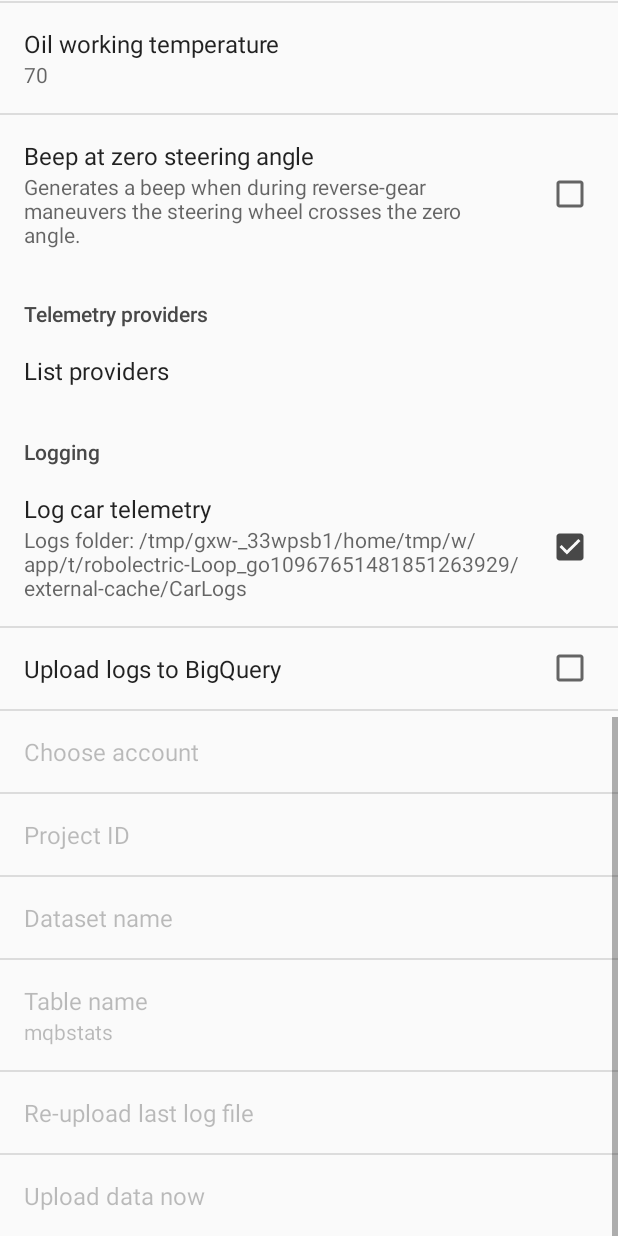
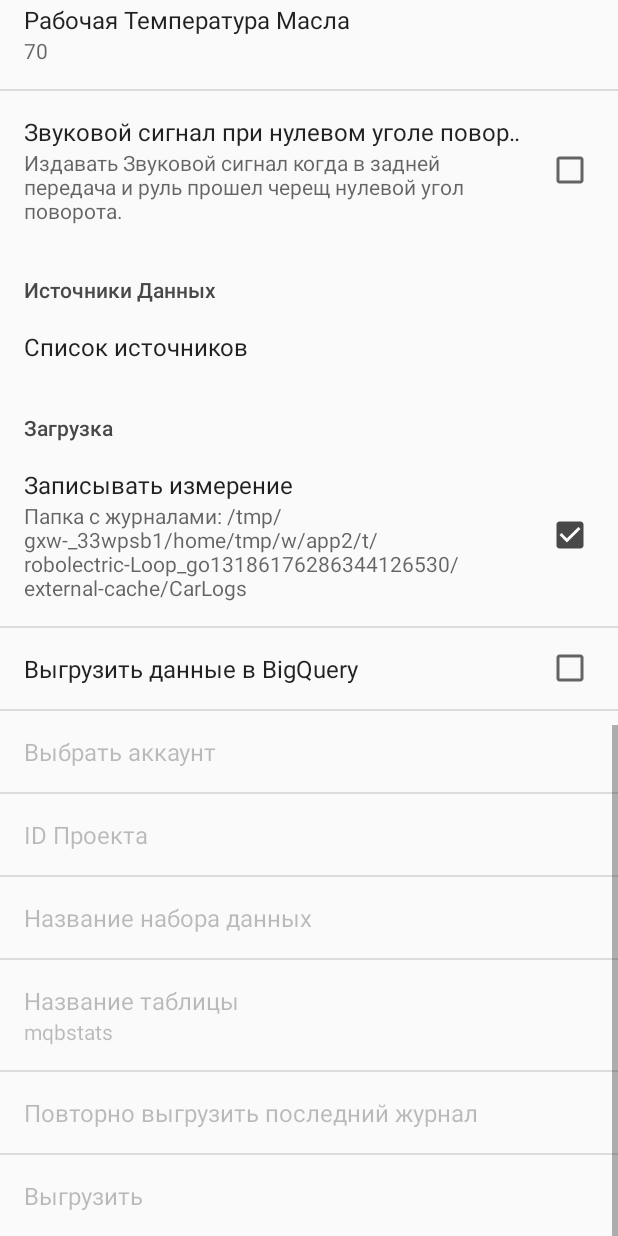
Before and after one commit to jilleb/mqb-pm, an Android app: the fragment SettingsFragment shown on its own in the app's theme, scrolled down 1153 dp, on a phone screen of 412 x 824 dp. Run offline under Robolectric (Android 15) with nearby library versions, the phone set to English and light mode, and no system bars; libraries missing offline, so code that uses them is left out: com.github.martoreto.aauto.

Commit message:
Russian Translation

```diff
--- a/app/src/main/res/values/strings.xml
+++ b/app/src/main/res/values/strings.xml
@@ -15,70 +15,70 @@
     <string name="no_decimals">%.0f</string>
 
     <string name="psi">psi</string>
-    <string name="bar">bar</string>
+    <string name="bar">бар</string>
     <string name="zeroVolt">0,0V</string>
     <string name="zeroCelcius">0,0°</string>
-    <string name="kmh">kmh</string>
-    <string name="rpm">RPM</string>
+    <string name="kmh">км/ч</string>
+    <string name="rpm">об. мин</string>
     <string name="nm">Nm</string>
     <string name="kw">KW</string>
 
 
     <string name="activity_settings_title">Performance Monitor Settings</string>
 
-    <string name="pref_appearance">Appearance</string>
-    <string name="pref_highvis">High visibility dials</string>
-    <string name="pref_theme">Theme</string>
-    <string name="pref_highlow">Highest/lowest values</string>
-    <string name="pref_accbrakeindicator">Acceleration/brake indicator</string>
+    <string name="pref_appearance">Оформление</string>
+    <string name="pref_highvis">Высококонтрастные приборы</string>
+    <string name="pref_theme">Тема</string>
+    <string name="pref_highlow">Высокое/низкое знаечени</string>
+    <string name="pref_accbrakeindicator">Индикатор ускарения/торможения</string>
 
-    <string name="pref_choose_account_title">Choose account</string>
-    <string name="pref_upload_to_bigquery_title">Upload logs to BigQuery</string>
-    <string name="pref_bigquery_project_id_title">Project ID</string>
-    <string name="pref_bigquery_dataset_title">Dataset name</string>
-    <string name="pref_bigquery_table_title">Table name</string>
+    <string name="pref_choose_account_title">Выбрать аккаунт</string>
+    <string name="pref_upload_to_bigquery_title">Выгрузить данные в BigQuery</string>
+    <string name="pref_bigquery_project_id_title">ID Проекта</string>
+    <string name="pref_bigquery_dataset_title">Название набора данных</string>
+    <string name="pref_bigquery_table_title">Название таблицы</string>
     <string name="pref_bigquery_table_default" translatable="false">mqbstats</string>
-    <string name="pref_kick_uploads_title">Upload data now</string>
-    <string name="kick_uploads_nothing_to_do">All uploads already completed.</string>
-    <string name="kick_uploads_done">Uploads scheduled.</string>
-    <string name="pref_bigquery_reupload_last_title">Re-upload last log file</string>
-    <string name="bigquery_reupload_last_failed">Failed to initiate re-upload of the last log file.</string>
-    <string name="bigquery_reupload_last_ok">Re-upload scheduled.</string>
-    <string name="oil_notification_title">Oil temperature</string>
-    <string name="oil_notification_text">Engine oil reached the working temperature.</string>
-    <string name="pref_oil_temp_threshold_title">Oil working temperature</string>
-    <string name="pref_oil_temp_monitoring_title">Monitor oil temperature</string>
-    <string name="pref_oil_temp_monitoring_summary">Show notification when engine oil reaches working temperature.</string>
-    <string name="pref_notifications_category_title">Notifications</string>
-    <string name="pref_wheel_state_monitoring_title">Beep at zero steering angle</string>
-    <string name="pref_wheel_state_monitoring_summary">Generates a beep when during reverse-gear maneuvers the steering wheel crosses the zero angle.</string>
-    <string name="pref_logging_category_title">Logging</string>
-    <string name="pref_stats_logging_title">Log car telemetry</string>
-    <string name="pref_stats_logging_summary">Logs folder: %1$s</string>
-    <string name="pref_stats_logging_not_available">Logging not available: %1$s</string>
-    <string name="pref_providers_category_title">Telemetry providers</string>
-    <string name="pref_list_providers_title">List providers</string>
-    <string name="providers">Telemetry providers</string>
-    <string name="pref_leftclock">Left clock</string>
-    <string name="pref_centerclock">Center clock</string>
-    <string name="pref_rightclock">Right clock</string>
-    <string name="pref_view1">View 1</string>
-    <string name="pref_view2">View 2</string>
-    <string name="pref_view3">View 3</string>
-    <string name="pref_view4">View 4</string>
-    <string name="pref_pressureunit">Pressure unit</string>
-    <string name="pref_dataelementsettings">Data element settings</string>
-    <string name="pref_highvis_off">Display a needle on the clocks</string>
-    <string name="pref_highvis_on">Display a highly visible ray instead of a needle</string>
-    <string name="pref_highlow_off">Do not show max/min values</string>
-    <string name="pref_highlow_on">Show max/min values for each clock</string>
-    <string name="pref_accbrakeindicator_off">Indicator is not displayed</string>
-    <string name="pref_accbrakeindicator_on">Indicator is displayed</string>
-    <string name="pref_highlowmarks">Mark high/low values on clocks</string>
-    <string name="pref_highlowmarks_on">A min and max mark is shown on the clocks</string>
-    <string name="pref_highlowmarks_off">A min and max mark is not shown on the clocks</string>
-    <string name="zeroVolta">test</string>
-    <string name="pref_graphitem">Graph</string>
+    <string name="pref_kick_uploads_title">Выгрузить</string>
+    <string name="kick_uploads_nothing_to_do">Все выгрузки уже обработаны.</string>
+    <string name="kick_uploads_done">Выгрузка запланирована.</string>
+    <string name="pref_bigquery_reupload_last_title">Повторно выгрузить последний журнал</string>
+    <string name="bigquery_reupload_last_failed">Ошибка инициализации повторной выгрузки последнего журнала.</string>
+    <string name="bigquery_reupload_last_ok">Повторная выгрузка запланирована.</string>
+    <string name="oil_notification_title">Температура Масла</string>
+    <string name="oil_notification_text">Моторное масло достигло рабочей температуры.</string>
+    <string name="pref_oil_temp_threshold_title">Рабочая Температура Масла</string>
+    <string name="pref_oil_temp_monitoring_title">Наблюдать за температурой моторного масла</string>
+    <string name="pref_oil_temp_monitoring_summary">Показывать уведомление когда моторное масло достигнет рабочей температуры.</string>
+    <string name="pref_notifications_category_title">Уведомления</string>
+    <string name="pref_wheel_state_monitoring_title">Звуковой сигнал при нулевом уголе поворота</string>
+    <string name="pref_wheel_state_monitoring_summary">Издавать Звуковой сигнал когда в задней передача и руль прошел черещ нулевой угол поворота.</string>
+    <string name="pref_logging_category_title">Загрузка</string>
+    <string name="pref_stats_logging_title">Записывать измерение</string>
+    <string name="pref_stats_logging_summary">Папка с журналами: %1$s</string>
+    <string name="pref_stats_logging_not_available">Запись измерений не доступна: %1$s</string>
+    <string name="pref_providers_category_title">Источники Данных</string>
+    <string name="pref_list_providers_title">Список источников</string>
+    <string name="providers">Источники Данных</string>
+    <string name="pref_leftclock">Левый прибор</string>
+    <string name="pref_centerclock">Ценатральный прибор</string>
+    <string name="pref_rightclock">Правый прибор</string>
+    <string name="pref_view1">Вид 1</string>
+    <string name="pref_view2">Вид 2</string>
+    <string name="pref_view3">Вид 3</string>
+    <string name="pref_view4">Вид 4</string>
+    <string name="pref_pressureunit">Единица измерения давления</string>
+    <string name="pref_dataelementsettings">Настройки Элемената Данных</string>
+    <string name="pref_highvis_off">Показывать иголку на приборах</string>
+    <string name="pref_highvis_on">Использовать закрашивание прибора вместо иголки</string>
+    <string name="pref_highlow_off">Не показывать высокое/низкое знаечения</string>
+    <string name="pref_highlow_on">Показывать высокое/низкое знаечения на каждом приборе</string>
+    <string name="pref_accbrakeindicator_off">Индикатор не показан</string>
+    <string name="pref_accbrakeindicator_on">Индикатор показан</string>
+    <string name="pref_highlowmarks">Отмечать высокое/низкое знаечения на приборах</string>
+    <string name="pref_highlowmarks_on">Высокое/низкое знаечения показано на приборах</string>
+    <string name="pref_highlowmarks_off">Высокое/низкое знаечения не показано на приборах</string>
+    <string name="zeroVolta">тест</string>
+    <string name="pref_graphitem">График</string>
 
 
 </resources>
```
